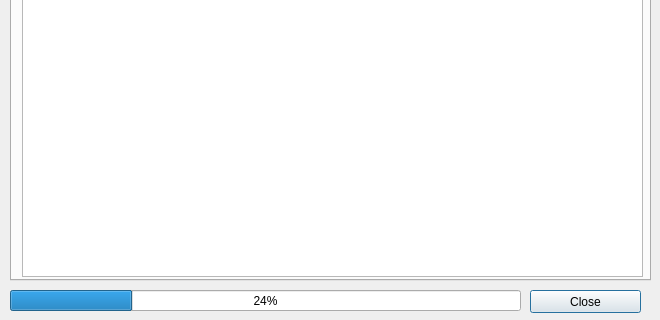
Before: the Qt Designer form src/updater/updaterdialog.ui in vcgato29/server-control-panel, drawn with Qt 5; both pictures show x 0 to 660 and y 290 to 610 of the 660 by 610 pixel window.
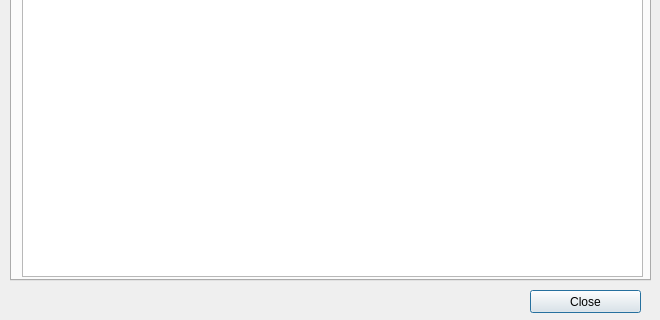
After: the same form once the commit is applied.

Commit message: remove leftover main progress bar

Patch:
```diff
--- a/src/updater/updaterdialog.ui
+++ b/src/updater/updaterdialog.ui
@@ -181,19 +181,6 @@
     </widget>
    </widget>
   </widget>
-  <widget class="QProgressBar" name="progressBar">
-   <property name="geometry">
-    <rect>
-     <x>10</x>
-     <y>580</y>
-     <width>511</width>
-     <height>21</height>
-    </rect>
-   </property>
-   <property name="value">
-    <number>24</number>
-   </property>
-  </widget>
  </widget>
  <resources/>
  <connections>
```
